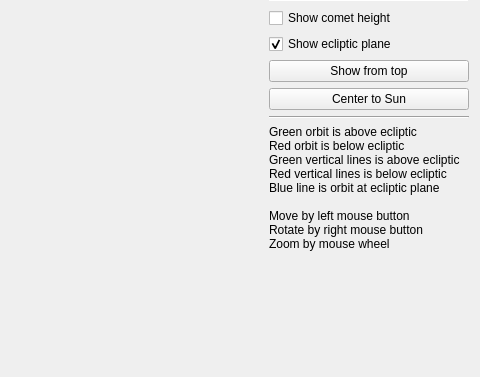
Qt form c3dsolar.ui (PavelMr/skytechx) before a commit; both pictures show x 876 to 1356 and y 269 to 646 of the 1356 by 801 pixel window.
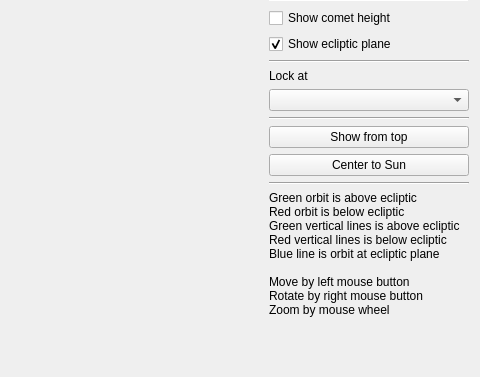
The same form after that commit. Custom widgets are drawn as their Qt base class.

What changed in the file:
```diff
--- a/c3dsolar.ui
+++ b/c3dsolar.ui
@@ -150,6 +150,30 @@
          </property>
         </widget>
        </item>
+       <item>
+        <widget class="Line" name="line_6">
+         <property name="orientation">
+          <enum>Qt::Horizontal</enum>
+         </property>
+        </widget>
+       </item>
+       <item>
+        <widget class="QLabel" name="label_9">
+         <property name="text">
+          <string>Lock at</string>
+         </property>
+        </widget>
+       </item>
+       <item>
+        <widget class="QComboBox" name="comboBox_2"/>
+       </item>
+       <item>
+        <widget class="Line" name="line_7">
+         <property name="orientation">
+          <enum>Qt::Horizontal</enum>
+         </property>
+        </widget>
+       </item>
        <item>
         <widget class="QPushButton" name="pushButton_9">
          <property name="text">
```
Left out of the diff: 4 changed lines with no effect on the pictures.
